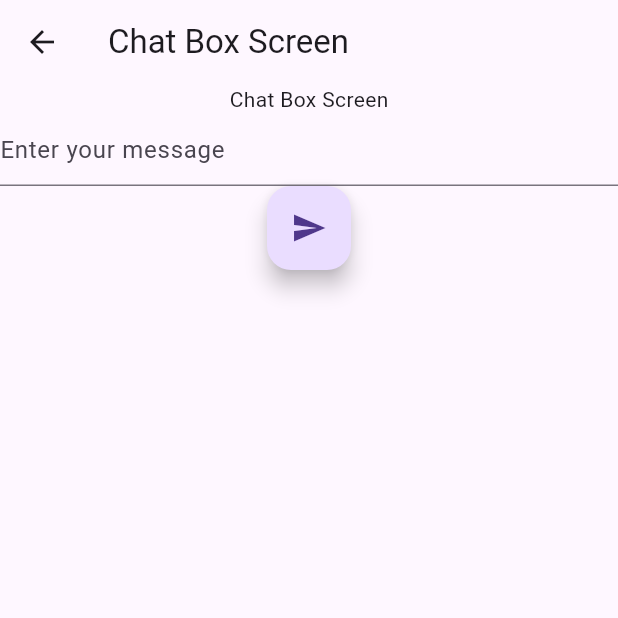
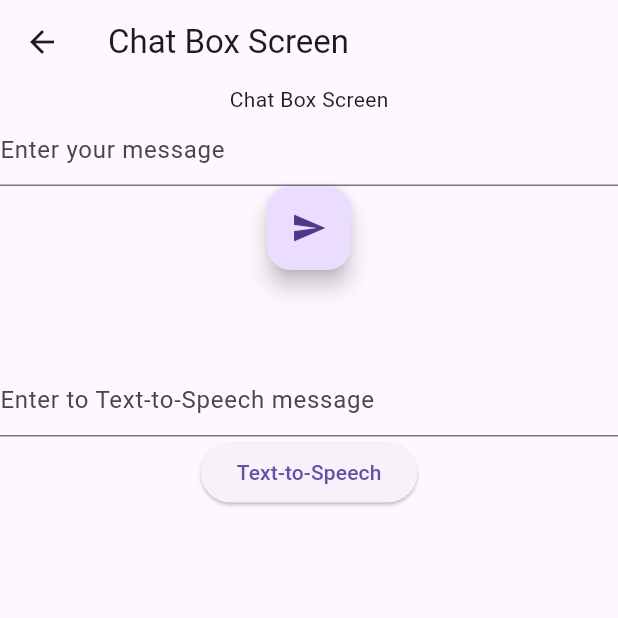
Before and after one commit to samuel5721/chatfit, a Flutter app: the ChatBoxScreen screen opened by its route, on a phone screen of 412 x 824 dp, the top half of it. Run offline on Flutter 3.47's test engine with Material 3 defaults, Android fonts, the phone set to English and light mode, and no system bars; our stand-ins replace firebase_core, firebase_storage, flutter_tts, image_picker; accounts and stored records are empty.

Commit message:
feat: tts, version up

```diff
--- a/lib/main.dart
+++ b/lib/main.dart
@@ -8,9 +8,14 @@ void main() async {
   runApp(const MyApp());
 }
 
-class MyApp extends StatelessWidget {
+class MyApp extends StatefulWidget {
   const MyApp({super.key});
 
+  @override
+  State<MyApp> createState() => _MyAppState();
+}
+
+class _MyAppState extends State<MyApp> {
   @override
   Widget build(BuildContext context) {
     return MaterialApp(
--- a/lib/screens/chat_box_screen.dart
+++ b/lib/screens/chat_box_screen.dart
@@ -1,5 +1,6 @@
 import 'package:flutter/material.dart';
 import 'package:http/http.dart' as http;
+import 'package:flutter_tts/flutter_tts.dart';
 import 'dart:convert';
 
 class ChatBoxScreen extends StatefulWidget {
@@ -13,12 +14,17 @@ class _ChatBoxScreenState extends State<ChatBoxScreen>
     with SingleTickerProviderStateMixin {
   late AnimationController _aniController;
   final TextEditingController _textController = TextEditingController();
+  final TextEditingController _ttsTextController = TextEditingController();
   String _response = '';
+
+  final FlutterTts tts = FlutterTts();
 
   @override
   void initState() {
     super.initState();
     _aniController = AnimationController(vsync: this);
+    tts.setLanguage('ko-KR');
+    tts.setSpeechRate(0.5);
   }
 
   @override
@@ -30,8 +36,7 @@ class _ChatBoxScreenState extends State<ChatBoxScreen>
   Future<void> generateResponse() async {
     final String prompt = _textController.text;
     const String model = 'gpt-4o';
-    const String apiKey =
-        '<API KEY>'; // ! must be hidden
+    const String apiKey = '<API KEY>'; // ! must be hidden
 
     final url = Uri.parse('https://api.openai.com/v1/chat/completions');
     final headers = {
@@ -103,6 +108,19 @@ class _ChatBoxScreenState extends State<ChatBoxScreen>
               _response,
               style: const TextStyle(fontSize: 16),
             ),
+            const SizedBox(height: 20),
+            TextField(
+              controller: _ttsTextController,
+              decoration: const InputDecoration(
+                hintText: 'Enter to Text-to-Speech message',
+              ),
+            ),
+            ElevatedButton(
+              onPressed: () {
+                tts.speak(_ttsTextController.text);
+              },
+              child: const Text('Text-to-Speech'),
+            )
           ],
         ),
       ),
--- a/lib/screens/inputs_screen.dart
+++ b/lib/screens/inputs_screen.dart
@@ -104,6 +104,7 @@ class _InputsScreenState extends State<InputsScreen> {
             decoration: const InputDecoration(
               labelText: '이름',
               hintText: '이름을 입력하세요',
+              errorText: '글자 수 넘음',
             ),
             onChanged: (value) {
               setState(() {
--- a/pubspec.yaml
+++ b/pubspec.yaml
@@ -38,6 +38,7 @@ dependencies:
   firebase_core: ^2.11.0
   firebase_storage: ^11.6.0
   uuid: ^4.2.2
+  flutter_tts: ^4.0.2
 
 dev_dependencies:
   flutter_test:
```
Also changed, not shown: pubspec.lock, 4 other files.
